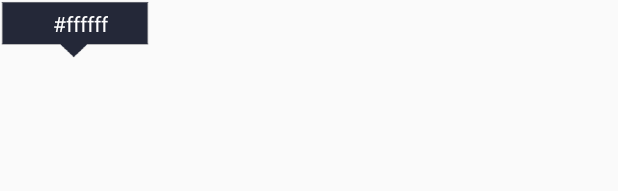
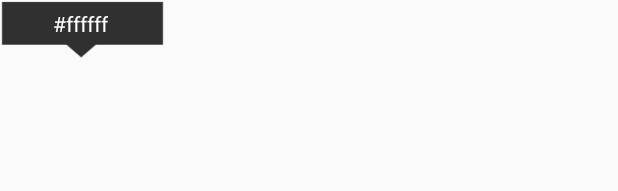
Before and after one commit to skydoves/ColorPickerPreference, an Android app: the layout layout_flag.xml on its own in the app's theme, with its tools: preview values and no code run, on a phone screen of 412 x 824 dp. Shown: the top 191 px of the screen. Run offline under Robolectric (Android 15) with nearby library versions, the phone set to English and light mode, and no system bars.

Commit message:
Update ColorPickerView version to 2.1.9

```diff
--- a/app/src/main/java/com/skydoves/colorpickerpreferencedemo/ColorPickerDialogActivity.kt
+++ b/app/src/main/java/com/skydoves/colorpickerpreferencedemo/ColorPickerDialogActivity.kt
@@ -23,6 +23,8 @@ import android.widget.LinearLayout
 import android.widget.TextView
 import com.skydoves.colorpickerview.ColorEnvelope
 import com.skydoves.colorpickerview.ColorPickerDialog
+import com.skydoves.colorpickerview.flag.BubbleFlag
+import com.skydoves.colorpickerview.flag.FlagMode
 import com.skydoves.colorpickerview.listeners.ColorEnvelopeListener
 
 class ColorPickerDialogActivity : BaseActivity() {
@@ -43,6 +45,7 @@ class ColorPickerDialogActivity : BaseActivity() {
       .setNegativeButton(
         getString(R.string.cancel)
       ) { dialogInterface, i -> dialogInterface.dismiss() }
+    builder.colorPickerView.flagView = BubbleFlag(this).apply { flagMode = FlagMode.FADE }
     builder.show()
   }
 
--- a/app/src/main/java/com/skydoves/colorpickerpreferencedemo/CustomFlag.kt
+++ b/app/src/main/java/com/skydoves/colorpickerpreferencedemo/CustomFlag.kt
@@ -42,7 +42,7 @@ class CustomFlag(context: Context, layout: Int) : FlagView(context, layout) {
    */
   @SuppressLint("SetTextI18n")
   override fun onRefresh(colorEnvelope: ColorEnvelope) {
-    textView.text = "#" + colorEnvelope.hexCode
+    textView.text = "#${colorEnvelope.hexCode}"
     view.setBackgroundColor(colorEnvelope.color)
   }
 }
--- a/app/src/main/java/com/skydoves/colorpickerpreferencedemo/PreferenceFragment.kt
+++ b/app/src/main/java/com/skydoves/colorpickerpreferencedemo/PreferenceFragment.kt
@@ -21,6 +21,8 @@ import android.widget.Toast
 import androidx.preference.PreferenceFragmentCompat
 import com.skydoves.colorpickerpreference.ColorPickerPreference
 import com.skydoves.colorpickerview.ColorPickerDialog
+import com.skydoves.colorpickerview.flag.BubbleFlag
+import com.skydoves.colorpickerview.flag.FlagMode
 import com.skydoves.colorpickerview.listeners.ColorEnvelopeListener
 
 class PreferenceFragment : PreferenceFragmentCompat() {
@@ -36,7 +38,7 @@ class PreferenceFragment : PreferenceFragmentCompat() {
     val colorPickerPreferenceToolbar = findPreference<ColorPickerPreference>(
       requireContext().getString(R.string.ToolbarColorPickerPreference))
     val colorPickerView = colorPickerPreferenceToolbar?.getColorPickerView()
-    colorPickerView?.flagView = CustomFlag(requireContext(), R.layout.layout_flag)
+    colorPickerView?.flagView = BubbleFlag(requireContext()).apply { flagMode = FlagMode.FADE }
 
     val colorPickerPreferenceBackground = findPreference<ColorPickerPreference>(
       requireContext().getString(R.string.BackgroundColorPickerPreference))
--- a/app/src/main/res/layout/activity_color_picker_view.xml
+++ b/app/src/main/res/layout/activity_color_picker_view.xml
@@ -24,7 +24,7 @@
         android:layout_marginRight="10dp"
         android:onClick="overflowMenu"
         android:src="@drawable/ic_list_white_24dp"
-        android:tint="@android:color/white"
+        app:tint="@android:color/white"
         tools:ignore="ContentDescription" />
 
       <TextView
--- a/app/src/main/res/layout/layout_flag.xml
+++ b/app/src/main/res/layout/layout_flag.xml
@@ -1,9 +1,10 @@
 <?xml version="1.0" encoding="utf-8"?>
 <LinearLayout xmlns:android="http://schemas.android.com/apk/res/android"
   xmlns:tools="http://schemas.android.com/tools"
-  android:layout_width="100dp"
+  android:layout_width="110dp"
   android:layout_height="40dp"
   android:background="@drawable/flag"
+  android:backgroundTint="@color/background"
   android:orientation="horizontal">
 
   <LinearLayout
--- a/dependencies.gradle
+++ b/dependencies.gradle
@@ -11,7 +11,7 @@ ext.versions = [
     kotlin             : '1.4.0',
     preference         : '1.1.1',
     annotation         : '1.0.2',
-    colorpickerView    : '2.1.8',
+    colorpickerView    : '2.1.9',
 
     // used for demo
     googleMaterial     : '1.3.0-alpha02',
```
Also changed, not shown: app/src/main/java/com/skydoves/colorpickerpreferencedemo/ColorPickerViewActivity.kt (+12 -6 lines).
